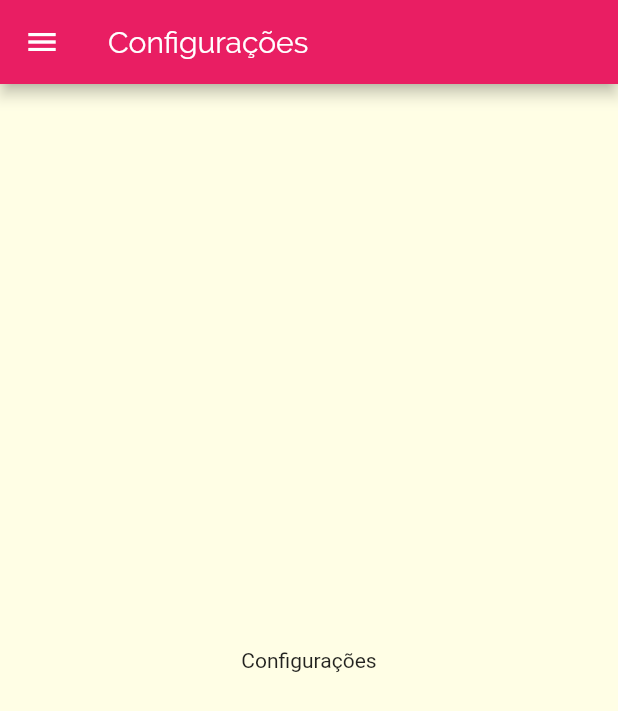
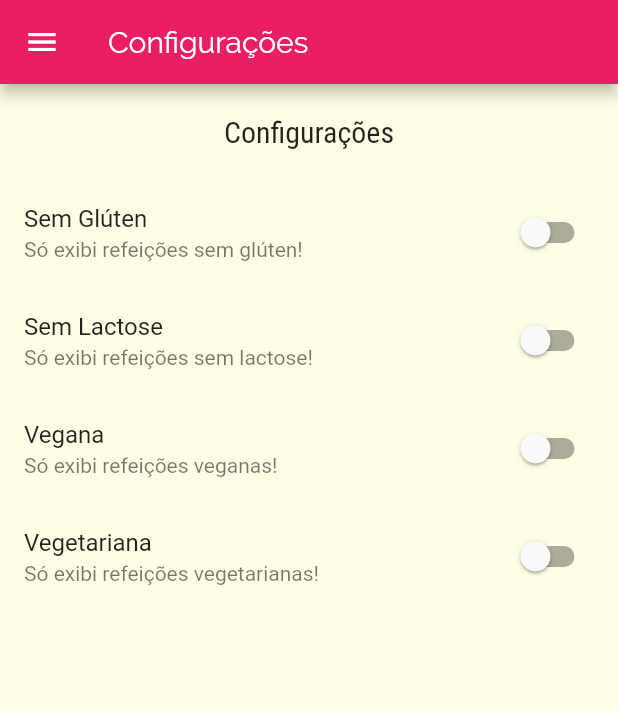
Before and after one commit to joaosatiro/study-flutter, a Flutter app: the SettingsScreen screen opened by its route, on a phone screen of 412 x 824 dp. Shown: the top 711 px of the screen. Run offline on Flutter 3.47's test engine with Material 2 defaults, Android fonts, the phone set to English and light mode, and no system bars; network calls fail.

Commit message:
configuração da tela de settins

```diff
--- a/meals/lib/main.dart
+++ b/meals/lib/main.dart
@@ -1,4 +1,7 @@
 import 'package:flutter/material.dart';
+import 'package:meals/data/dummy.data.dart';
+import 'package:meals/models/meal.dart';
+import 'package:meals/models/settings.dart';
 import 'package:meals/screens/categories_meals_screen.dart';
 import 'package:meals/screens/meal_detail_screen.dart';
 import 'package:meals/screens/settings_screen.dart';
@@ -7,7 +10,32 @@ import 'package:meals/utils/app_route.dart';
 
 void main() => runApp(MyApp());
 
-class MyApp extends StatelessWidget {
+class MyApp extends StatefulWidget {
+  @override
+  _MyAppState createState() => _MyAppState();
+}
+
+class _MyAppState extends State<MyApp> {
+  Settings settings = Settings();
+  List<Meal> _availableMeals = DUMMY_MEALS;
+
+  void _filterMeals(Settings settings) {
+    setState(() {
+      this.settings = settings;
+
+      _availableMeals = DUMMY_MEALS.where((meal) {
+        final filterGluten = settings.isGlutenFree && !meal.isGlutenFree;
+        final filterLactose = settings.isLactoseFree && !meal.isLactoseFree;
+        final filterVegan = settings.isVegan && !meal.isVegan;
+        final filterVegetarian = settings.isVegetarian && !meal.isVegetarian;
+        return !filterGluten &&
+            !filterLactose &&
+            !filterVegan &&
+            !filterVegetarian;
+      }).toList();
+    });
+  }
+
   @override
   Widget build(BuildContext context) {
     return MaterialApp(
@@ -26,9 +54,11 @@ class MyApp extends StatelessWidget {
       ),
       routes: {
         AppRoutes.HOME: (ctx) => TabsScreen(),
-        AppRoutes.CATEGORIES_MEALS: (ctx) => CategoriesMealsScreen(),
+        AppRoutes.CATEGORIES_MEALS: (ctx) =>
+            CategoriesMealsScreen(meals: _availableMeals),
         AppRoutes.MEAL_DETAIL: (ctx) => MealDetailScreen(),
-        AppRoutes.SETTINGS: (ctx) => SettingsScreen(),
+        AppRoutes.SETTINGS: (ctx) =>
+            SettingsScreen(settings: settings, onSettingsChanged: _filterMeals),
       },
 
       // Tratamento de rotas:
--- /dev/null
+++ b/meals/lib/models/settings.dart
@@ -0,0 +1,13 @@
+class Settings {
+  bool isGlutenFree;
+  bool isLactoseFree;
+  bool isVegan;
+  bool isVegetarian;
+
+  Settings({
+    this.isGlutenFree = false,
+    this.isLactoseFree = false,
+    this.isVegan = false,
+    this.isVegetarian = false,
+  });
+}
--- a/meals/lib/screens/categories_meals_screen.dart
+++ b/meals/lib/screens/categories_meals_screen.dart
@@ -1,12 +1,16 @@
 import 'package:flutter/foundation.dart';
 import 'package:flutter/material.dart';
 import 'package:meals/components/meal.item.dart';
-import 'package:meals/data/dummy.data.dart';
+import 'package:meals/models/meal.dart';
+
 import '../models/category.dart' as categoriesMealsScreen;
 
 class CategoriesMealsScreen extends StatelessWidget {
+  final List<Meal> meals;
+
   const CategoriesMealsScreen({
     Key? key,
+    required this.meals,
   }) : super(key: key);
 
   @override
@@ -14,7 +18,7 @@ class CategoriesMealsScreen extends StatelessWidget {
     final category = ModalRoute.of(context)!.settings.arguments
         as categoriesMealsScreen.Category;
 
-    final categoryMeal = DUMMY_MEALS.where((meal) {
+    final categoryMeal = meals.where((meal) {
       return meal.categories.contains(category.id);
     }).toList();
 
--- a/meals/lib/screens/settings_screen.dart
+++ b/meals/lib/screens/settings_screen.dart
@@ -1,8 +1,47 @@
 import 'package:flutter/material.dart';
+
 import 'package:meals/components/main_drawer.dart';
+import 'package:meals/models/settings.dart';
 
-class SettingsScreen extends StatelessWidget {
-  const SettingsScreen({Key? key}) : super(key: key);
+// ignore: must_be_immutable
+class SettingsScreen extends StatefulWidget {
+  final Settings settings;
+  final Function(Settings) onSettingsChanged;
+
+  const SettingsScreen({
+    Key? key,
+    required this.settings,
+    required this.onSettingsChanged,
+  }) : super(key: key);
+
+  @override
+  _SettingsScreenState createState() => _SettingsScreenState();
+}
+
+class _SettingsScreenState extends State<SettingsScreen> {
+  Settings? settings;
+
+  initState() {
+    super.initState();
+    settings = widget.settings;
+  }
+
+  Widget _createSwitch(
+    String title,
+    String subtitle,
+    bool value,
+    Function(bool) onChanged,
+  ) {
+    return SwitchListTile(
+      title: Text(title),
+      subtitle: Text(subtitle),
+      value: value,
+      onChanged: (value) {
+        onChanged(value);
+        widget.onSettingsChanged(settings!);
+      },
+    );
+  }
 
   @override
   Widget build(BuildContext context) {
@@ -11,8 +50,46 @@ class SettingsScreen extends StatelessWidget {
         title: Text('Configurações'),
       ),
       drawer: MainDrawer(),
-      body: Center(
-        child: Text('Configurações'),
+      body: Column(
+        children: [
+          Container(
+            padding: EdgeInsets.all(20),
+            child: Text(
+              'Configurações',
+              style: Theme.of(context).textTheme.headline6,
+            ),
+          ),
+          Expanded(
+            child: ListView(
+              children: [
+                _createSwitch(
+                  'Sem Glúten',
+                  'Só exibi refeições sem glúten!',
+                  settings!.isGlutenFree,
+                  (value) => setState(() => settings!.isGlutenFree = value),
+                ),
+                _createSwitch(
+                  'Sem Lactose',
+                  'Só exibi refeições sem lactose!',
+                  settings!.isLactoseFree,
+                  (value) => setState(() => settings!.isLactoseFree = value),
+                ),
+                _createSwitch(
+                  'Vegana',
+                  'Só exibi refeições veganas!',
+                  settings!.isVegan,
+                  (value) => setState(() => settings!.isVegan = value),
+                ),
+                _createSwitch(
+                  'Vegetariana',
+                  'Só exibi refeições vegetarianas!',
+                  settings!.isVegetarian,
+                  (value) => setState(() => settings!.isVegetarian = value),
+                ),
+              ],
+            ),
+          )
+        ],
       ),
     );
   }
```
